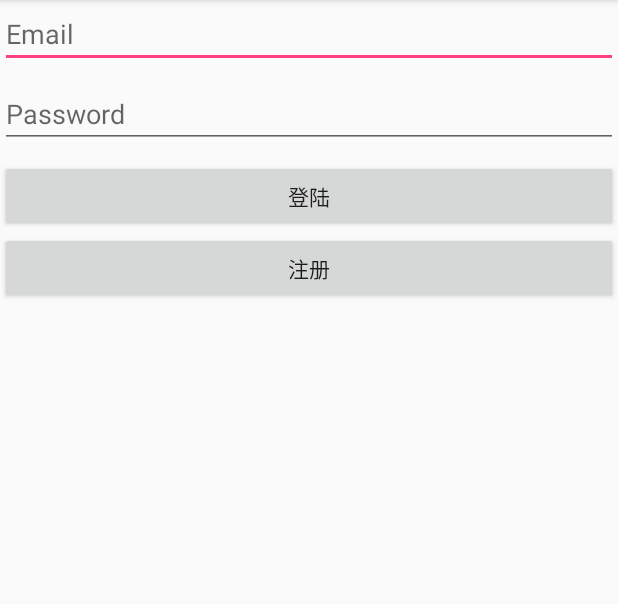
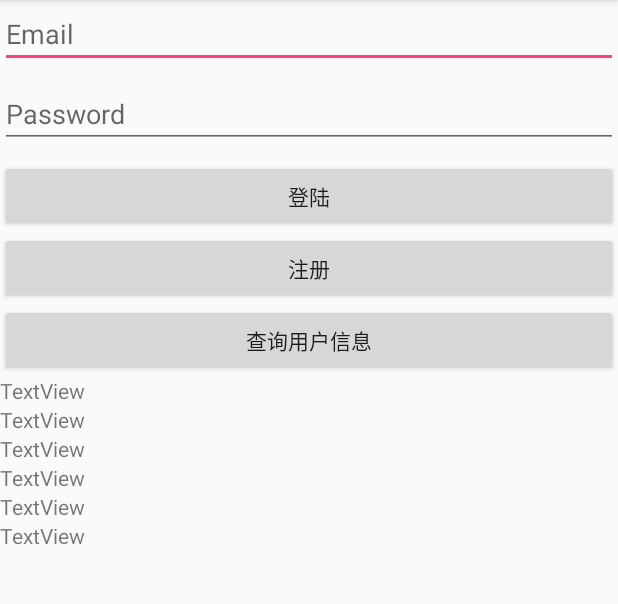
Before and after one commit to wuqiang5733/XI5AO, an Android app: the LoginActivity screen opened directly, with no data from a screen before it, on a phone screen of 412 x 824 dp, the part 84-688 px from its top. Run offline under Robolectric (Android 15) with nearby library versions, the phone set to English and light mode, and no system bars; libraries missing offline, so code that uses them is left out: com.wilddog.wilddogauth; 2 statements that could not run were skipped.

Commit message:
注册成功之后登陆查询用户信息成功

```diff
--- a/app/src/main/java/org/xuxiaoxiao/xiao/login/LoginActivity.java
+++ b/app/src/main/java/org/xuxiaoxiao/xiao/login/LoginActivity.java
@@ -1,18 +1,21 @@
 package org.xuxiaoxiao.xiao.login;
 
 import android.content.Intent;
+import android.net.Uri;
 import android.os.Bundle;
 import android.support.annotation.Nullable;
 import android.util.Log;
 import android.view.View;
 import android.widget.Button;
 import android.widget.EditText;
+import android.widget.TextView;
 import android.widget.Toast;
 
 import com.wilddog.wilddogauth.WilddogAuth;
 import com.wilddog.wilddogauth.core.Task;
 import com.wilddog.wilddogauth.core.listener.OnCompleteListener;
 import com.wilddog.wilddogauth.core.result.AuthResult;
+import com.wilddog.wilddogauth.model.WilddogUser;
 
 import org.xuxiaoxiao.xiao.ChatActivity;
 import org.xuxiaoxiao.xiao.R;
@@ -38,16 +41,46 @@ public class LoginActivity extends BaseActivity {
         final EditText email = (EditText) findViewById(R.id.login_email);
         final EditText passWord = (EditText) findViewById(R.id.login_password);
         Button registerButton = (Button) findViewById(R.id.register_button);
+        Button queryButton = (Button)findViewById(R.id.query_button);
+        final TextView uidTextView = (TextView)findViewById(R.id.uid);
+        final TextView providerIdTextView = (TextView)findViewById(R.id.providerId);
+        final TextView phoneTextView = (TextView)findViewById(R.id.phone);
+        final TextView nameTextView = (TextView)findViewById(R.id.name);
+        final TextView photoUrlTextView = (TextView)findViewById(R.id.photoUrl);
+        final TextView emialTextView = (TextView)findViewById(R.id.email);
 
         final Intent intent = new Intent(this, ChatActivity.class);
 
         findViewById(R.id.login_button).setOnClickListener(new View.OnClickListener() {
             @Override
             public void onClick(View view) {
-                Log.d("LoginActivity", "你登陆了 。。。 ");
-                application.getUser().setLoggedIn(true);
-                startActivity(intent);
-                finish();
+                String emailStr = email.getText().toString().trim();
+                String passWordStr = passWord.getText().toString().trim();
+                if (!isEmailValid(emailStr)) {
+                    email.setError("格式不正确");
+                }
+                if (passWordStr.length() < 8) {
+                    passWord.setError("长度不能小于8");
+                }
+                wilddogAuth.signInWithEmailAndPassword(emailStr, passWordStr)
+                        .addOnCompleteListener(new OnCompleteListener<AuthResult>() {
+                    @Override
+                    public void onComplete(Task<AuthResult> var1) {
+                        if (var1.isSuccessful()) {
+                            Toast.makeText(getApplicationContext(), "登陆成功", Toast.LENGTH_SHORT).show();
+                            Log.d("success", "Login success!");  // 登录成功
+                            Log.d("Anonymous", String.valueOf(var1.getResult().getWilddogUser().isAnonymous()));
+                        } else {
+                            Toast.makeText(getApplicationContext(), "登陆失败", Toast.LENGTH_SHORT).show();
+                            Log.d("failure", "reason:" + var1.getException().toString()); // 登录失败及错误信息
+                        }
+                    }
+                });
+
+//                Log.d("LoginActivity", "你登陆了 。。。 ");
+//                application.getUser().setLoggedIn(true);
+//                startActivity(intent);
+//                finish();
             }
         });
 
@@ -62,19 +95,42 @@ public class LoginActivity extends BaseActivity {
                 if (passWordStr.length() < 8) {
                     passWord.setError("长度不能小于8");
                 }
-                wilddogAuth.createUserWithEmailAndPassword(emailStr,passWordStr).
+                wilddogAuth.createUserWithEmailAndPassword(emailStr, passWordStr).
                         addOnCompleteListener(new OnCompleteListener<AuthResult>() {
                             @Override
                             public void onComplete(Task<AuthResult> var1) {
                                 if (var1.isSuccessful()) {
-                                    Toast.makeText(getApplicationContext(),"注册成功",Toast.LENGTH_SHORT).show();
-                                    Log.d("result", "Create user success");
+                                    Toast.makeText(getApplicationContext(), "注册成功", Toast.LENGTH_SHORT).show();
+//                                    Log.d("result", "Create user success");
                                 } else {
-                                    Toast.makeText(getApplicationContext(),"注册失败",Toast.LENGTH_SHORT).show();
-                                    Log.d("result", "reason:" + var1.getException().toString());
+                                    Toast.makeText(getApplicationContext(), "注册失败", Toast.LENGTH_SHORT).show();
+//                                    Log.d("result", "reason:" + var1.getException().toString());
                                 }
                             }
                         });
+            }
+        });
+
+        queryButton.setOnClickListener(new View.OnClickListener() {
+            @Override
+            public void onClick(View v) {
+                WilddogUser user = wilddogAuth.getCurrentUser();
+                if (user != null) {
+                    String uid = user.getUid();
+                    String providerId = user.getProviderId();
+                    String phone = user.getPhone();
+                    String name = user.getDisplayName();
+                    Uri photoUrl = user.getPhotoUrl();
+                    String email = user.getEmail();
+                    uidTextView.setText(uid);
+                    providerIdTextView.setText(providerId);
+                    phoneTextView.setText(phone);
+                    nameTextView.setText(name);
+                    photoUrlTextView.setText(String.valueOf(photoUrl));
+                    emialTextView.setText(email);
+                } else {
+                    // 没有用户登录.
+                }
             }
         });
 
--- a/app/src/main/res/layout/activity_login.xml
+++ b/app/src/main/res/layout/activity_login.xml
@@ -11,6 +11,8 @@
         android:inputType="textEmailAddress"
         android:layout_marginBottom="8dp"
         />
+
+
 
     <EditText
         android:id="@+id/login_password"
@@ -34,5 +36,47 @@
         android:layout_height="wrap_content"
         android:text="注册"
         />
+    <Button
+        android:id="@+id/query_button"
+        android:layout_width="match_parent"
+        android:layout_height="wrap_content"
+        android:text="查询用户信息"
+        />
+
+    <TextView
+        android:id="@+id/uid"
+        android:layout_width="match_parent"
+        android:layout_height="wrap_content"
+        android:text="TextView" />
+
+    <TextView
+        android:id="@+id/providerId"
+        android:layout_width="match_parent"
+        android:layout_height="wrap_content"
+        android:text="TextView" />
+
+    <TextView
+        android:id="@+id/phone"
+        android:layout_width="match_parent"
+        android:layout_height="wrap_content"
+        android:text="TextView" />
+
+    <TextView
+        android:id="@+id/name"
+        android:layout_width="match_parent"
+        android:layout_height="wrap_content"
+        android:text="TextView" />
+    <TextView
+        android:id="@+id/photoUrl"
+        android:layout_width="match_parent"
+        android:layout_height="wrap_content"
+        android:text="TextView" />
+
+    <TextView
+        android:id="@+id/email"
+        android:layout_width="match_parent"
+        android:layout_height="wrap_content"
+        android:text="TextView" />
+
 
 </LinearLayout>
```
